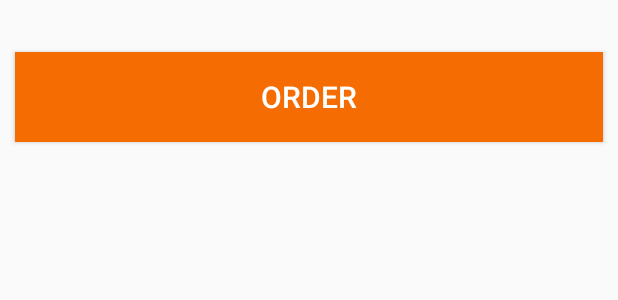
After one commit to 1goresha/AndroidKotlin, an Android app: the layout activity_order.xml on its own in the app's theme, with its tools: preview values and no code run, on a phone screen of 412 x 824 dp. The commit adds this screen. Shown: the top 300 px of the screen. Run offline under Robolectric (Android 15) with nearby library versions, the phone set to English and light mode, and no system bars.

Commit message:
update music shop app

```diff
--- a/MusicShop/app/src/main/AndroidManifest.xml
+++ b/MusicShop/app/src/main/AndroidManifest.xml
@@ -9,6 +9,7 @@
         android:roundIcon="@mipmap/ic_launcher_round"
         android:supportsRtl="true"
         android:theme="@style/AppTheme">
+        <activity android:name=".OrderActivity"></activity>
         <activity android:name=".MainActivity">
             <intent-filter>
                 <action android:name="android.intent.action.MAIN" />
--- a/MusicShop/app/src/main/res/layout/activity_main.xml
+++ b/MusicShop/app/src/main/res/layout/activity_main.xml
@@ -9,7 +9,7 @@
     android:layout_margin="10dp">
 
     <EditText
-        android:id="@+id/editText2"
+        android:id="@+id/customerName"
         android:layout_width="match_parent"
         android:layout_height="wrap_content"
         android:ems="10"
@@ -64,7 +64,7 @@
         android:layout_marginEnd="20dp" />
 
     <ImageView
-        android:id="@+id/imageView3"
+        android:id="@+id/goodsImage"
         android:layout_width="100dp"
         android:layout_height="100dp"
         android:layout_gravity="center_horizontal"
@@ -169,6 +169,7 @@
 
     <Button
         android:id="@+id/button"
+        android:onClick="intentOrder"
         android:textColor="@android:color/white"
         android:background="@color/colorPrimaryDark"
         android:layout_width="match_parent"
--- /dev/null
+++ b/MusicShop/app/src/main/res/layout/activity_order.xml
@@ -0,0 +1,29 @@
+<?xml version="1.0" encoding="utf-8"?>
+<LinearLayout xmlns:android="http://schemas.android.com/apk/res/android"
+    xmlns:app="http://schemas.android.com/apk/res-auto"
+    xmlns:tools="http://schemas.android.com/tools"
+    android:layout_width="match_parent"
+    android:layout_height="match_parent"
+    tools:context=".OrderActivity"
+    android:orientation="vertical">
+
+    <TextView
+        android:id="@+id/orderText"
+        android:layout_width="wrap_content"
+        android:layout_height="wrap_content"
+        android:textColor="@android:color/black"
+        android:textSize="18sp"
+        android:layout_gravity="center_horizontal"/>
+
+    <Button
+        android:id="@+id/orderButton"
+        android:onClick = "makeOrder"
+        android:layout_width="match_parent"
+        android:layout_height="60dp"
+        android:background="@color/colorPrimary"
+        android:layout_margin="10dp"
+        android:textColor="@android:color/white"
+        android:text="Order"
+        android:textSize="20dp"/>
+
+</LinearLayout>
```
Also changed, not shown: MusicShop/app/src/main/java/com/example/musicshop/MainActivity.java (+66 -26 lines), MusicShop/app/src/main/java/com/example/musicshop/Order.java (added, +9 -0 lines), MusicShop/app/src/main/java/com/example/musicshop/OrderActivity.java (added, +51 -0 lines), MusicShop/app/src/main/res/drawable/drums.jpg (added), MusicShop/app/src/main/res/drawable/keyboard.jpg (added).
